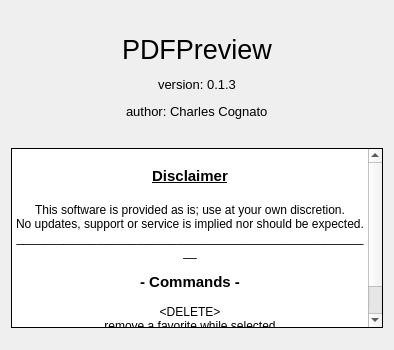
Old version of the form PDFPreview/gui/ui_about.ui in the repository FlyBoy8869/PDFPreview.
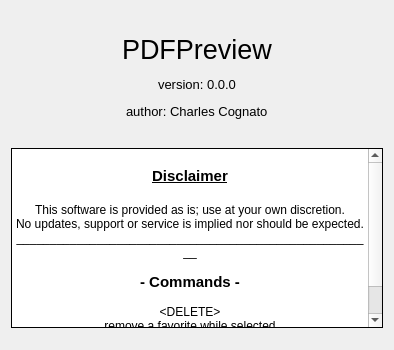
New version of the form.

Commit message: Added dynamic updating of version number in the about dialog.

The edit to the form file:
```diff
--- a/PDFPreview/gui/ui_about.ui
+++ b/PDFPreview/gui/ui_about.ui
@@ -115,7 +115,7 @@
            </font>
           </property>
           <property name="text">
-           <string>version: 0.1.3</string>
+           <string>version: 0.0.0</string>
           </property>
          </widget>
         </item>
```
The commit also changes 1 other file.
